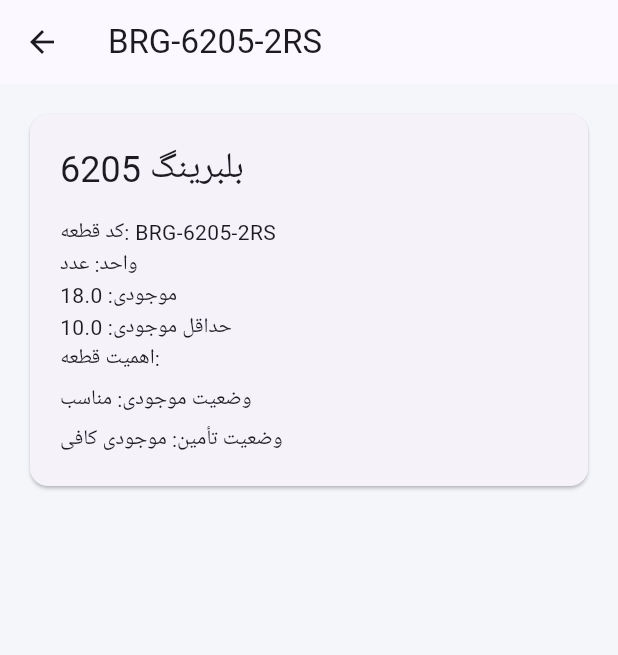
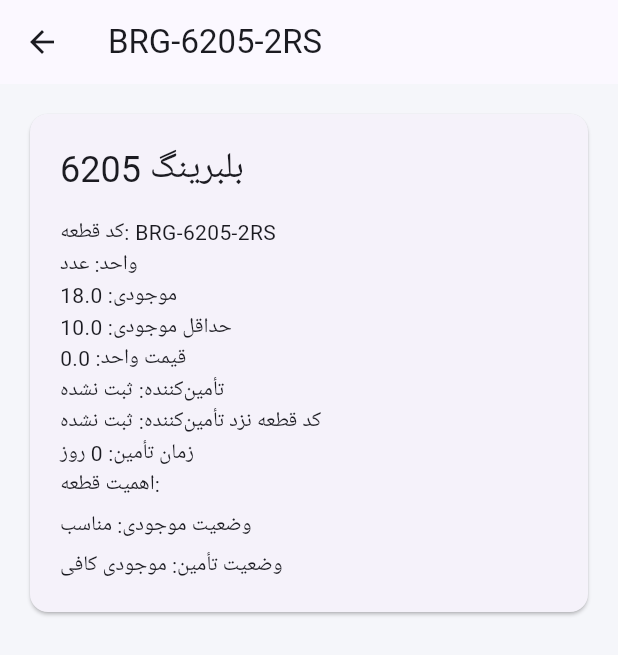
Before and after one commit to naser-khan364/NAK-Smart-cmms, a Flutter app: the SparePartDetailsPage screen opened directly with sample values from the repository, on a phone screen of 412 x 824 dp. Shown: the top 655 px of the screen. Run offline on Flutter 3.47's test engine with Material 3 defaults, Android fonts, the phone set to English and light mode, and no system bars.

Commit message:
feat: enrich spare part supplier and procurement details

```diff
--- a/lib/modules/spare_parts/models/spare_part_mock_data.dart
+++ b/lib/modules/spare_parts/models/spare_part_mock_data.dart
@@ -9,6 +9,10 @@ final List<SparePart> sparePartMockData = [
     quantity: 18,
     criticality: SparePartCriticality.high,
     minimumStock: 10,
+    unitPrice: 0,
+    supplier: 'ثبت نشده',
+    supplierPartCode: 'ثبت نشده',
+    leadTimeDays: 0,
   ),
   SparePart(
     id: 'SP-002',
@@ -18,6 +22,10 @@ final List<SparePart> sparePartMockData = [
     quantity: 4,
     criticality: SparePartCriticality.critical,
     minimumStock: 8,
+    unitPrice: 0,
+    supplier: 'ثبت نشده',
+    supplierPartCode: 'ثبت نشده',
+    leadTimeDays: 0,
   ),
   SparePart(
     id: 'SP-003',
@@ -27,6 +35,10 @@ final List<SparePart> sparePartMockData = [
     quantity: 12,
     criticality: SparePartCriticality.medium,
     minimumStock: 6,
+    unitPrice: 0,
+    supplier: 'ثبت نشده',
+    supplierPartCode: 'ثبت نشده',
+    leadTimeDays: 0,
   ),
   SparePart(
     id: 'SP-004',
@@ -36,6 +48,10 @@ final List<SparePart> sparePartMockData = [
     quantity: 35,
     criticality: SparePartCriticality.medium,
     minimumStock: 15,
+    unitPrice: 0,
+    supplier: 'ثبت نشده',
+    supplierPartCode: 'ثبت نشده',
+    leadTimeDays: 0,
   ),
   SparePart(
     id: 'SP-005',
@@ -45,6 +61,10 @@ final List<SparePart> sparePartMockData = [
     quantity: 1,
     criticality: SparePartCriticality.critical,
     minimumStock: 2,
+    unitPrice: 0,
+    supplier: 'ثبت نشده',
+    supplierPartCode: 'ثبت نشده',
+    leadTimeDays: 0,
   ),
   SparePart(
     id: 'SP-006',
@@ -54,6 +74,10 @@ final List<SparePart> sparePartMockData = [
     quantity: 7,
     criticality: SparePartCriticality.high,
     minimumStock: 5,
+    unitPrice: 0,
+    supplier: 'ثبت نشده',
+    supplierPartCode: 'ثبت نشده',
+    leadTimeDays: 0,
   ),
   SparePart(
     id: 'SP-007',
@@ -63,6 +87,10 @@ final List<SparePart> sparePartMockData = [
     quantity: 120,
     criticality: SparePartCriticality.low,
     minimumStock: 50,
+    unitPrice: 0,
+    supplier: 'ثبت نشده',
+    supplierPartCode: 'ثبت نشده',
+    leadTimeDays: 0,
   ),
   SparePart(
     id: 'SP-008',
@@ -72,5 +100,9 @@ final List<SparePart> sparePartMockData = [
     quantity: 2,
     criticality: SparePartCriticality.high,
     minimumStock: 3,
+    unitPrice: 0,
+    supplier: 'ثبت نشده',
+    supplierPartCode: 'ثبت نشده',
+    leadTimeDays: 0,
   ),
 ];
--- a/lib/modules/spare_parts/models/spare_part_models.dart
+++ b/lib/modules/spare_parts/models/spare_part_models.dart
@@ -14,6 +14,11 @@ class SparePart {
   final SparePartCriticality criticality;
   final double minimumStock;
 
+  final double unitPrice;
+  final String supplier;
+  final String supplierPartCode;
+  final int leadTimeDays;
+
   const SparePart({
     required this.id,
     required this.code,
@@ -22,6 +27,10 @@ class SparePart {
     required this.quantity,
     required this.criticality,
     required this.minimumStock,
+    required this.unitPrice,
+    required this.supplier,
+    required this.supplierPartCode,
+    required this.leadTimeDays,
   });
 
   bool get isBelowMinimum => quantity < minimumStock;
--- a/lib/modules/spare_parts/pages/spare_part_details_page.dart
+++ b/lib/modules/spare_parts/pages/spare_part_details_page.dart
@@ -35,6 +35,10 @@ class SparePartDetailsPage extends StatelessWidget {
                   Text('واحد: ${part.unit}'),
                   Text('موجودی: ${part.quantity}'),
                   Text('حداقل موجودی: ${part.minimumStock}'),
+                  Text('قیمت واحد: ${part.unitPrice}'),
+                  Text('تأمین‌کننده: ${part.supplier}'),
+                  Text('کد قطعه نزد تأمین‌کننده: ${part.supplierPartCode}'),
+                  Text('زمان تأمین: ${part.leadTimeDays} روز'),
                   Text('اهمیت قطعه: '),
                   const SizedBox(height: 6),
                   Text(
```
